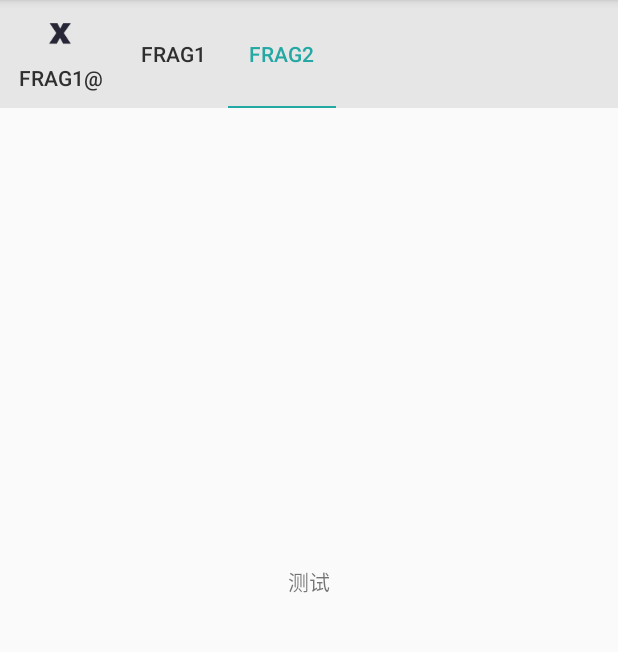
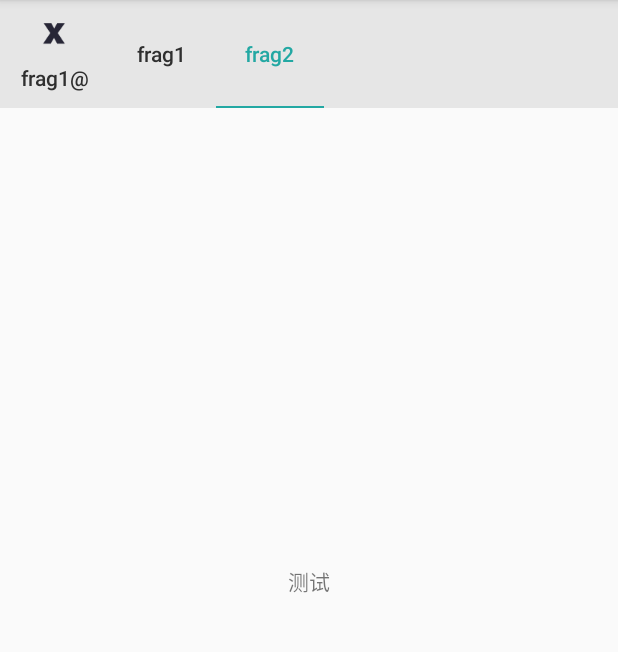
Before and after one commit to lucid-lynxz/AndroidDemos, an Android app: the screen it shows after launch (MainActivity), on a phone screen of 412 x 824 dp, the part 84-736 px from its top. Run offline under Robolectric (Android 15) with nearby library versions, the phone set to English and light mode, and no system bars.

Commit message:
tab标题字母默认大写的处理

```diff
--- a/TabLayouDemo/app/src/main/res/layout/activity_main.xml
+++ b/TabLayouDemo/app/src/main/res/layout/activity_main.xml
@@ -18,6 +18,7 @@
         app:tabIndicatorHeight="1dp"
         app:tabMode="scrollable"
         app:tabSelectedTextColor="@color/theme_color"
+        app:tabTextAppearance="@style/TabLayoutTextAppearance"
         app:tabTextColor="@color/dialog_msg_color"/>
 
     <android.support.v4.view.ViewPager
--- a/TabLayouDemo/app/src/main/res/values/styles.xml
+++ b/TabLayouDemo/app/src/main/res/values/styles.xml
@@ -8,4 +8,7 @@
         <item name="colorAccent">@color/colorAccent</item>
     </style>
 
+    <style name="TabLayoutTextAppearance" parent="TextAppearance.Design.Tab">
+        <item name="textAllCaps">false</item>
+    </style>
 </resources>
```
Also changed, not shown: 1 other file.
